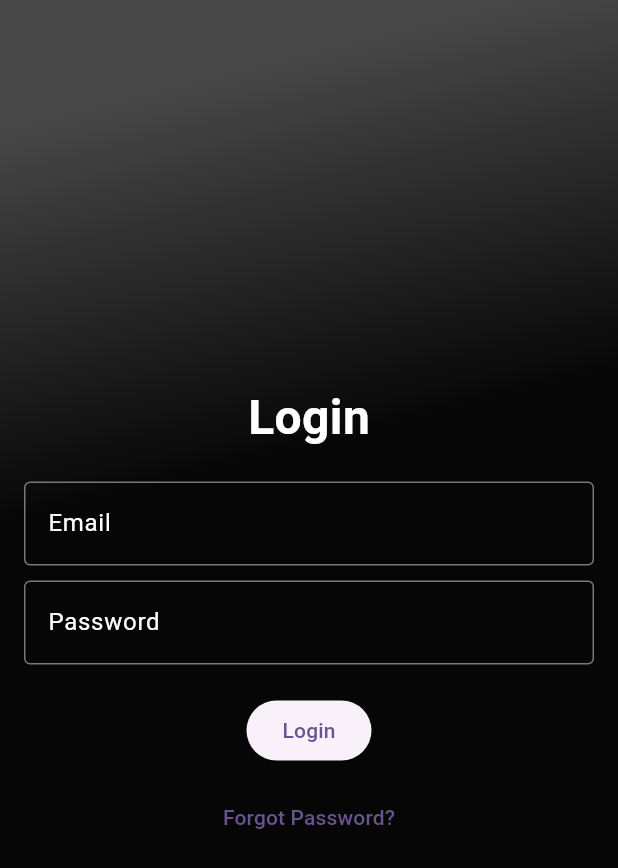
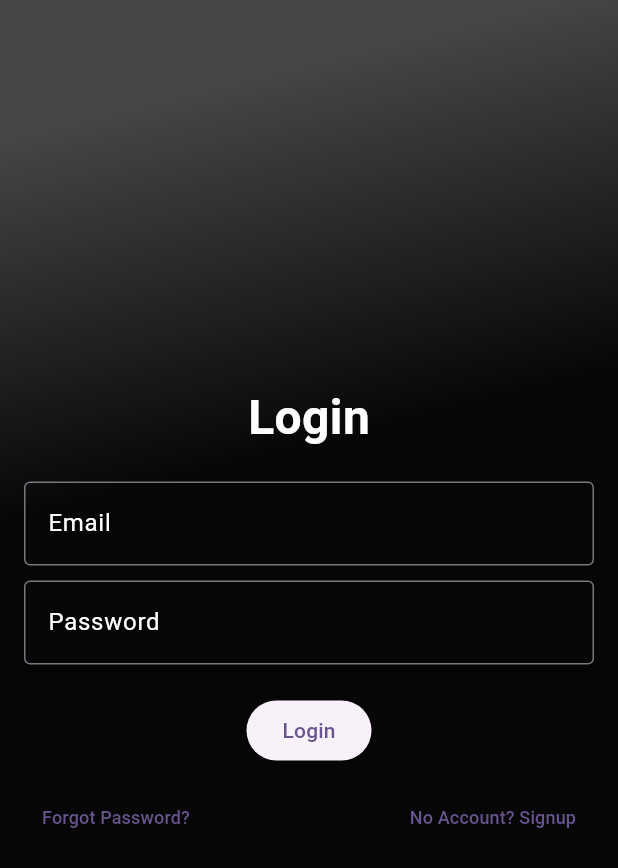
Before and after one commit to AbuBakar044/todo_app_batch_9, a Flutter app: the screen it shows after launch, after a tap on "Login", on a phone screen of 412 x 824 dp. Shown: the top 868 px of the screen. Run offline on Flutter 3.47's test engine with Material 2 defaults, Android fonts, the phone set to English and light mode, and no system bars; our stand-ins replace firebase_auth, firebase_core, get; accounts and stored records are empty; network calls fail.

Commit message:
Firebase Auth Enabled
Firebase Auth Enabled

```diff
--- a/lib/main.dart
+++ b/lib/main.dart
@@ -1,10 +1,18 @@
+import 'package:firebase_core/firebase_core.dart';
 import 'package:flutter/material.dart';
 import 'package:flutter/services.dart';
 import 'package:get/get.dart';
 import 'package:todo_app_batch_9/view/splash_screen.dart';
 
-void main() {
+void main() async{
   WidgetsFlutterBinding.ensureInitialized();
+  await Firebase.initializeApp(
+      options: const FirebaseOptions(
+    apiKey: 'AIzaSyC0NlLAXWNCCF2St_siGDyPgFDjlANuapQ',
+    appId: '1:725197057013:android:a43ff9c1afb97e08a90ebc',
+    messagingSenderId: '',
+    projectId: 'todoi-7536b',
+  ));
   SystemChrome.setPreferredOrientations([
     DeviceOrientation.portraitUp,
     DeviceOrientation.portraitDown,
@@ -12,7 +20,6 @@ void main() {
   SystemChrome.setSystemUIOverlayStyle(const SystemUiOverlayStyle(
     statusBarColor: Colors.transparent,
   ));
-
 
   runApp(const MyApp());
 }
--- a/lib/view/auth/login.dart
+++ b/lib/view/auth/login.dart
@@ -2,6 +2,7 @@ import 'package:flutter/material.dart';
 import 'package:get/get.dart';
 import 'package:todo_app_batch_9/constants/constants.dart';
 import 'package:todo_app_batch_9/utils/colors.dart';
+import 'package:todo_app_batch_9/view/auth/register.dart';
 import 'package:todo_app_batch_9/widgets/my_text.dart';
 
 class LoginPage extends StatelessWidget {
@@ -77,11 +78,39 @@ class LoginPage extends StatelessWidget {
                   child: const Text('Login'),
                 ),
                 const SizedBox(height: 10),
-                TextButton(
-                  onPressed: () {
-                    // Handle forgot password logic here
-                  },
-                  child: const Text('Forgot Password?'),
+                Row(
+                  children: [
+                    Expanded(
+                      flex: 1,
+                      child: Align(
+                        alignment: Alignment.centerLeft,
+                        child: TextButton(
+                          onPressed: () {
+                            // Handle forgot password logic here
+                          },
+                          child: const MyText(
+                            text: 'Forgot Password?',
+                            size: 12.0,
+                          ),
+                        ),
+                      ),
+                    ),
+                    Expanded(
+                      flex: 1,
+                      child: Align(
+                        alignment: Alignment.centerRight,
+                        child: TextButton(
+                          onPressed: () {
+                            Get.to(() => RegisterPage());
+                          },
+                          child: const MyText(
+                            text: 'No Account? Signup',
+                            size: 12.0,
+                          ),
+                        ),
+                      ),
+                    ),
+                  ],
                 ),
               ],
             ),
--- a/lib/view/auth/register.dart
+++ b/lib/view/auth/register.dart
@@ -1,12 +1,14 @@
 import 'package:flutter/material.dart';
 import 'package:get/get.dart';
 import 'package:todo_app_batch_9/constants/constants.dart';
+import 'package:todo_app_batch_9/controllers/auth/auth_controller.dart';
 import 'package:todo_app_batch_9/utils/colors.dart';
 import 'package:todo_app_batch_9/widgets/my_text.dart';
 
 class RegisterPage extends StatelessWidget {
   @override
   Widget build(BuildContext context) {
+    final authCtrl = Get.put<AuthController>(AuthController());
     return Scaffold(
       body: Container(
         height: Get.height,
@@ -94,9 +96,9 @@ class RegisterPage extends StatelessWidget {
                 const SizedBox(height: 20),
                 ElevatedButton(
                   onPressed: () {
-                    // Handle login logic here
+                    authCtrl.registerUserWithFirebase('abc@email.com', '123456');
                   },
-                  child: const Text('Login'),
+                  child: const Text('Signup'),
                 ),
                 const SizedBox(height: 10),
                 TextButton(
--- a/pubspec.yaml
+++ b/pubspec.yaml
@@ -38,8 +38,7 @@ dependencies:
   get: ^4.6.6
   firebase_core: ^2.24.0
   firebase_auth: ^4.15.0
-  flutter_svg: ^0.22.0
-  google_fonts: ^2.1.0
+
 
 dev_dependencies:
   flutter_test:
```
Also changed, not shown: lib/controllers/auth/auth_controller.dart (added, +20 -0 lines), pubspec.lock, 3 other files.
